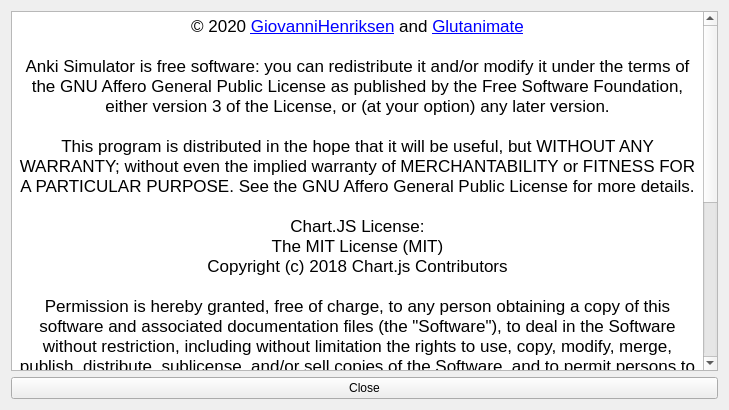
The window that designer/about_dialog.ui (giovannihenriksen/Anki-Simulator) describes before a commit, drawn with Qt 5.
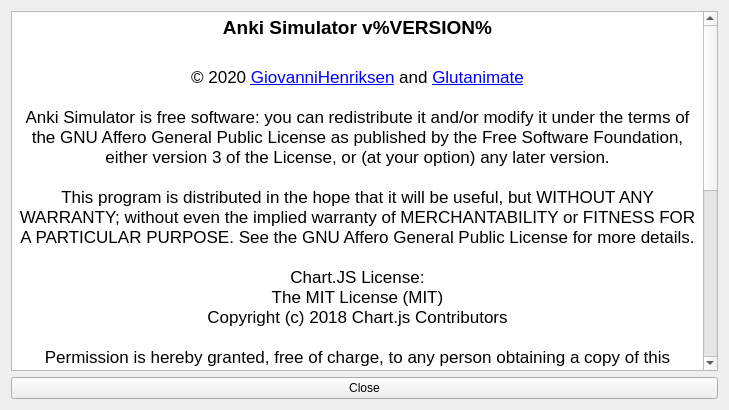
The same window after the commit.

Commit message: Display version info in dialog title and about screen

Patch:
```diff
--- a/designer/about_dialog.ui
+++ b/designer/about_dialog.ui
@@ -20,24 +20,26 @@
       <string>&lt;!DOCTYPE HTML PUBLIC &quot;-//W3C//DTD HTML 4.0//EN&quot; &quot;http://www.w3.org/TR/REC-html40/strict.dtd&quot;&gt;
 &lt;html&gt;&lt;head&gt;&lt;meta name=&quot;qrichtext&quot; content=&quot;1&quot; /&gt;&lt;style type=&quot;text/css&quot;&gt;
 p, li { white-space: pre-wrap; }
-&lt;/style&gt;&lt;/head&gt;&lt;body style=&quot; font-family:'.AppleSystemUIFont'; font-size:13pt; font-weight:400; font-style:normal;&quot;&gt;
-&lt;p align=&quot;center&quot; style=&quot; margin-top:0px; margin-bottom:0px; margin-left:0px; margin-right:0px; -qt-block-indent:0; text-indent:0px;&quot;&gt;© 2020 &lt;a href=&quot;https://github.com/giovannihenriksen&quot;&gt;&lt;span style=&quot; text-decoration: underline; color:#0000ff;&quot;&gt;GiovanniHenriksen&lt;/span&gt;&lt;/a&gt; and &lt;a href=&quot;https://glutanimate.com&quot;&gt;&lt;span style=&quot; text-decoration: underline; color:#0000ff;&quot;&gt;Glutanimate&lt;/span&gt;&lt;/a&gt;&lt;/p&gt;
-&lt;p align=&quot;center&quot; style=&quot;-qt-paragraph-type:empty; margin-top:0px; margin-bottom:0px; margin-left:0px; margin-right:0px; -qt-block-indent:0; text-indent:0px;&quot;&gt;&lt;br /&gt;&lt;/p&gt;
-&lt;p align=&quot;center&quot; style=&quot; margin-top:0px; margin-bottom:0px; margin-left:0px; margin-right:0px; -qt-block-indent:0; text-indent:0px;&quot;&gt;Anki Simulator is free software: you can redistribute it and/or modify it under the terms of the GNU Affero General Public License as published by the Free Software Foundation, either version 3 of the License, or (at your option) any later version.&lt;/p&gt;
-&lt;p align=&quot;center&quot; style=&quot;-qt-paragraph-type:empty; margin-top:0px; margin-bottom:0px; margin-left:0px; margin-right:0px; -qt-block-indent:0; text-indent:0px;&quot;&gt;&lt;br /&gt;&lt;/p&gt;
-&lt;p align=&quot;center&quot; style=&quot; margin-top:0px; margin-bottom:0px; margin-left:0px; margin-right:0px; -qt-block-indent:0; text-indent:0px;&quot;&gt;This program is distributed in the hope that it will be useful, but WITHOUT ANY WARRANTY; without even the implied warranty of MERCHANTABILITY or FITNESS FOR A PARTICULAR PURPOSE. See the GNU Affero General Public License for more details.&lt;/p&gt;
-&lt;p align=&quot;center&quot; style=&quot;-qt-paragraph-type:empty; margin-top:0px; margin-bottom:0px; margin-left:0px; margin-right:0px; -qt-block-indent:0; text-indent:0px;&quot;&gt;&lt;br /&gt;&lt;/p&gt;
-&lt;p align=&quot;center&quot; style=&quot; margin-top:0px; margin-bottom:0px; margin-left:0px; margin-right:0px; -qt-block-indent:0; text-indent:0px;&quot;&gt;Chart.JS License:&lt;/p&gt;
-&lt;p align=&quot;center&quot; style=&quot; margin-top:0px; margin-bottom:0px; margin-left:0px; margin-right:0px; -qt-block-indent:0; text-indent:0px;&quot;&gt;The MIT License (MIT)&lt;/p&gt;
-&lt;p align=&quot;center&quot; style=&quot; margin-top:0px; margin-bottom:0px; margin-left:0px; margin-right:0px; -qt-block-indent:0; text-indent:0px;&quot;&gt;Copyright (c) 2018 Chart.js Contributors&lt;/p&gt;
-&lt;p align=&quot;center&quot; style=&quot;-qt-paragraph-type:empty; margin-top:0px; margin-bottom:0px; margin-left:0px; margin-right:0px; -qt-block-indent:0; text-indent:0px;&quot;&gt;&lt;br /&gt;&lt;/p&gt;
-&lt;p align=&quot;center&quot; style=&quot; margin-top:0px; margin-bottom:0px; margin-left:0px; margin-right:0px; -qt-block-indent:0; text-indent:0px;&quot;&gt;Permission is hereby granted, free of charge, to any person obtaining a copy of this software and associated documentation files (the &amp;quot;Software&amp;quot;), to deal in the Software without restriction, including without limitation the rights to use, copy, modify, merge, publish, distribute, sublicense, and/or sell copies of the Software, and to permit persons to whom the Software is furnished to do so, subject to the following conditions:&lt;/p&gt;
-&lt;p align=&quot;center&quot; style=&quot;-qt-paragraph-type:empty; margin-top:0px; margin-bottom:0px; margin-left:0px; margin-right:0px; -qt-block-indent:0; text-indent:0px;&quot;&gt;&lt;br /&gt;&lt;/p&gt;
-&lt;p align=&quot;center&quot; style=&quot; margin-top:0px; margin-bottom:0px; margin-left:0px; margin-right:0px; -qt-block-indent:0; text-indent:0px;&quot;&gt;The above copyright notice and this permission notice shall be included in all copies or substantial portions of the Software.&lt;/p&gt;
-&lt;p align=&quot;center&quot; style=&quot;-qt-paragraph-type:empty; margin-top:0px; margin-bottom:0px; margin-left:0px; margin-right:0px; -qt-block-indent:0; text-indent:0px;&quot;&gt;&lt;br /&gt;&lt;/p&gt;
-&lt;p align=&quot;center&quot; style=&quot; margin-top:0px; margin-bottom:0px; margin-left:0px; margin-right:0px; -qt-block-indent:0; text-indent:0px;&quot;&gt;THE SOFTWARE IS PROVIDED &amp;quot;AS IS&amp;quot;, WITHOUT WARRANTY OF ANY KIND, EXPRESS OR IMPLIED, INCLUDING BUT NOT LIMITED TO THE WARRANTIES OF MERCHANTABILITY, FITNESS FOR A PARTICULAR PURPOSE AND NONINFRINGEMENT. IN NO EVENT SHALL THE AUTHORS OR COPYRIGHT HOLDERS BE LIABLE FOR ANY CLAIM, DAMAGES OR OTHER LIABILITY, WHETHER IN AN ACTION OF CONTRACT, TORT OR OTHERWISE, ARISING FROM, OUT OF OR IN CONNECTION WITH THE SOFTWARE OR THE USE OR OTHER DEALINGS IN THE SOFTWARE.&lt;/p&gt;
-&lt;p align=&quot;center&quot; style=&quot;-qt-paragraph-type:empty; margin-top:0px; margin-bottom:0px; margin-left:0px; margin-right:0px; -qt-block-indent:0; text-indent:0px;&quot;&gt;&lt;br /&gt;&lt;/p&gt;
-&lt;p align=&quot;center&quot; style=&quot;-qt-paragraph-type:empty; margin-top:0px; margin-bottom:0px; margin-left:0px; margin-right:0px; -qt-block-indent:0; text-indent:0px;&quot;&gt;&lt;br /&gt;&lt;/p&gt;&lt;/body&gt;&lt;/html&gt;</string>
+&lt;/style&gt;&lt;/head&gt;&lt;body style=&quot; font-family:'Ubuntu'; font-size:11pt; font-weight:400; font-style:normal;&quot;&gt;
+&lt;p align=&quot;center&quot; style=&quot; margin-top:0px; margin-bottom:0px; margin-left:0px; margin-right:0px; -qt-block-indent:0; text-indent:0px;&quot;&gt;&lt;span style=&quot; font-size:14pt; font-weight:600;&quot;&gt;Anki Simulator v%VERSION%&lt;/span&gt;&lt;/p&gt;
+&lt;p align=&quot;center&quot; style=&quot;-qt-paragraph-type:empty; margin-top:0px; margin-bottom:0px; margin-left:0px; margin-right:0px; -qt-block-indent:0; text-indent:0px; font-size:18pt;&quot;&gt;&lt;br /&gt;&lt;/p&gt;
+&lt;p align=&quot;center&quot; style=&quot; margin-top:0px; margin-bottom:0px; margin-left:0px; margin-right:0px; -qt-block-indent:0; text-indent:0px;&quot;&gt;&lt;span style=&quot; font-family:'.AppleSystemUIFont'; font-size:13pt;&quot;&gt;© 2020 &lt;/span&gt;&lt;a href=&quot;https://github.com/giovannihenriksen&quot;&gt;&lt;span style=&quot; font-family:'.AppleSystemUIFont'; font-size:13pt; text-decoration: underline; color:#0000ff;&quot;&gt;GiovanniHenriksen&lt;/span&gt;&lt;/a&gt;&lt;span style=&quot; font-family:'.AppleSystemUIFont'; font-size:13pt;&quot;&gt; and &lt;/span&gt;&lt;a href=&quot;https://glutanimate.com&quot;&gt;&lt;span style=&quot; font-family:'.AppleSystemUIFont'; font-size:13pt; text-decoration: underline; color:#0000ff;&quot;&gt;Glutanimate&lt;/span&gt;&lt;/a&gt;&lt;/p&gt;
+&lt;p align=&quot;center&quot; style=&quot;-qt-paragraph-type:empty; margin-top:0px; margin-bottom:0px; margin-left:0px; margin-right:0px; -qt-block-indent:0; text-indent:0px; font-family:'.AppleSystemUIFont'; font-size:13pt;&quot;&gt;&lt;br /&gt;&lt;/p&gt;
+&lt;p align=&quot;center&quot; style=&quot; margin-top:0px; margin-bottom:0px; margin-left:0px; margin-right:0px; -qt-block-indent:0; text-indent:0px;&quot;&gt;&lt;span style=&quot; font-family:'.AppleSystemUIFont'; font-size:13pt;&quot;&gt;Anki Simulator is free software: you can redistribute it and/or modify it under the terms of the GNU Affero General Public License as published by the Free Software Foundation, either version 3 of the License, or (at your option) any later version.&lt;/span&gt;&lt;/p&gt;
+&lt;p align=&quot;center&quot; style=&quot;-qt-paragraph-type:empty; margin-top:0px; margin-bottom:0px; margin-left:0px; margin-right:0px; -qt-block-indent:0; text-indent:0px; font-family:'.AppleSystemUIFont'; font-size:13pt;&quot;&gt;&lt;br /&gt;&lt;/p&gt;
+&lt;p align=&quot;center&quot; style=&quot; margin-top:0px; margin-bottom:0px; margin-left:0px; margin-right:0px; -qt-block-indent:0; text-indent:0px;&quot;&gt;&lt;span style=&quot; font-family:'.AppleSystemUIFont'; font-size:13pt;&quot;&gt;This program is distributed in the hope that it will be useful, but WITHOUT ANY WARRANTY; without even the implied warranty of MERCHANTABILITY or FITNESS FOR A PARTICULAR PURPOSE. See the GNU Affero General Public License for more details.&lt;/span&gt;&lt;/p&gt;
+&lt;p align=&quot;center&quot; style=&quot;-qt-paragraph-type:empty; margin-top:0px; margin-bottom:0px; margin-left:0px; margin-right:0px; -qt-block-indent:0; text-indent:0px; font-family:'.AppleSystemUIFont'; font-size:13pt;&quot;&gt;&lt;br /&gt;&lt;/p&gt;
+&lt;p align=&quot;center&quot; style=&quot; margin-top:0px; margin-bottom:0px; margin-left:0px; margin-right:0px; -qt-block-indent:0; text-indent:0px;&quot;&gt;&lt;span style=&quot; font-family:'.AppleSystemUIFont'; font-size:13pt;&quot;&gt;Chart.JS License:&lt;/span&gt;&lt;/p&gt;
+&lt;p align=&quot;center&quot; style=&quot; margin-top:0px; margin-bottom:0px; margin-left:0px; margin-right:0px; -qt-block-indent:0; text-indent:0px;&quot;&gt;&lt;span style=&quot; font-family:'.AppleSystemUIFont'; font-size:13pt;&quot;&gt;The MIT License (MIT)&lt;/span&gt;&lt;/p&gt;
+&lt;p align=&quot;center&quot; style=&quot; margin-top:0px; margin-bottom:0px; margin-left:0px; margin-right:0px; -qt-block-indent:0; text-indent:0px;&quot;&gt;&lt;span style=&quot; font-family:'.AppleSystemUIFont'; font-size:13pt;&quot;&gt;Copyright (c) 2018 Chart.js Contributors&lt;/span&gt;&lt;/p&gt;
+&lt;p align=&quot;center&quot; style=&quot;-qt-paragraph-type:empty; margin-top:0px; margin-bottom:0px; margin-left:0px; margin-right:0px; -qt-block-indent:0; text-indent:0px; font-family:'.AppleSystemUIFont'; font-size:13pt;&quot;&gt;&lt;br /&gt;&lt;/p&gt;
+&lt;p align=&quot;center&quot; style=&quot; margin-top:0px; margin-bottom:0px; margin-left:0px; margin-right:0px; -qt-block-indent:0; text-indent:0px;&quot;&gt;&lt;span style=&quot; font-family:'.AppleSystemUIFont'; font-size:13pt;&quot;&gt;Permission is hereby granted, free of charge, to any person obtaining a copy of this software and associated documentation files (the &amp;quot;Software&amp;quot;), to deal in the Software without restriction, including without limitation the rights to use, copy, modify, merge, publish, distribute, sublicense, and/or sell copies of the Software, and to permit persons to whom the Software is furnished to do so, subject to the following conditions:&lt;/span&gt;&lt;/p&gt;
+&lt;p align=&quot;center&quot; style=&quot;-qt-paragraph-type:empty; margin-top:0px; margin-bottom:0px; margin-left:0px; margin-right:0px; -qt-block-indent:0; text-indent:0px; font-family:'.AppleSystemUIFont'; font-size:13pt;&quot;&gt;&lt;br /&gt;&lt;/p&gt;
+&lt;p align=&quot;center&quot; style=&quot; margin-top:0px; margin-bottom:0px; margin-left:0px; margin-right:0px; -qt-block-indent:0; text-indent:0px;&quot;&gt;&lt;span style=&quot; font-family:'.AppleSystemUIFont'; font-size:13pt;&quot;&gt;The above copyright notice and this permission notice shall be included in all copies or substantial portions of the Software.&lt;/span&gt;&lt;/p&gt;
+&lt;p align=&quot;center&quot; style=&quot;-qt-paragraph-type:empty; margin-top:0px; margin-bottom:0px; margin-left:0px; margin-right:0px; -qt-block-indent:0; text-indent:0px; font-family:'.AppleSystemUIFont'; font-size:13pt;&quot;&gt;&lt;br /&gt;&lt;/p&gt;
+&lt;p align=&quot;center&quot; style=&quot; margin-top:0px; margin-bottom:0px; margin-left:0px; margin-right:0px; -qt-block-indent:0; text-indent:0px;&quot;&gt;&lt;span style=&quot; font-family:'.AppleSystemUIFont'; font-size:13pt;&quot;&gt;THE SOFTWARE IS PROVIDED &amp;quot;AS IS&amp;quot;, WITHOUT WARRANTY OF ANY KIND, EXPRESS OR IMPLIED, INCLUDING BUT NOT LIMITED TO THE WARRANTIES OF MERCHANTABILITY, FITNESS FOR A PARTICULAR PURPOSE AND NONINFRINGEMENT. IN NO EVENT SHALL THE AUTHORS OR COPYRIGHT HOLDERS BE LIABLE FOR ANY CLAIM, DAMAGES OR OTHER LIABILITY, WHETHER IN AN ACTION OF CONTRACT, TORT OR OTHERWISE, ARISING FROM, OUT OF OR IN CONNECTION WITH THE SOFTWARE OR THE USE OR OTHER DEALINGS IN THE SOFTWARE.&lt;/span&gt;&lt;/p&gt;
+&lt;p align=&quot;center&quot; style=&quot;-qt-paragraph-type:empty; margin-top:0px; margin-bottom:0px; margin-left:0px; margin-right:0px; -qt-block-indent:0; text-indent:0px; font-family:'.AppleSystemUIFont'; font-size:13pt;&quot;&gt;&lt;br /&gt;&lt;/p&gt;
+&lt;p align=&quot;center&quot; style=&quot;-qt-paragraph-type:empty; margin-top:0px; margin-bottom:0px; margin-left:0px; margin-right:0px; -qt-block-indent:0; text-indent:0px; font-family:'.AppleSystemUIFont'; font-size:13pt;&quot;&gt;&lt;br /&gt;&lt;/p&gt;&lt;/body&gt;&lt;/html&gt;</string>
      </property>
      <property name="openExternalLinks">
       <bool>true</bool>
```
The commit also changes 3 other files.
